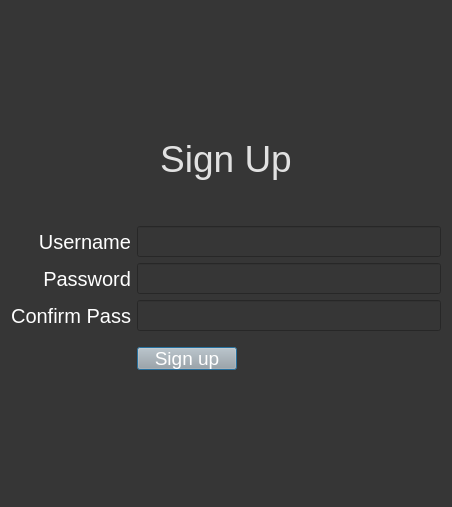
Old version of the form create_account.ui in the repository dorumeltei/capstone.
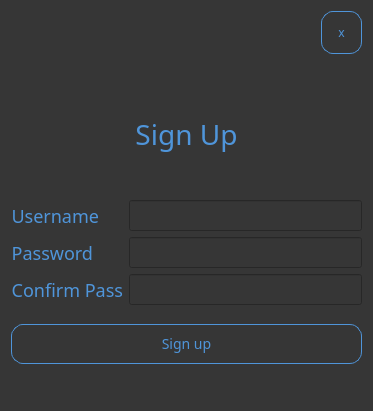
New version of the form.

```diff
--- a/create_account.ui
+++ b/create_account.ui
@@ -6,18 +6,71 @@
    <rect>
     <x>0</x>
     <y>0</y>
-    <width>452</width>
-    <height>507</height>
+    <width>373</width>
+    <height>411</height>
    </rect>
   </property>
   <property name="windowTitle">
    <string>Dialog</string>
   </property>
   <property name="styleSheet">
-   <string notr="true">background-color: rgb(54, 54, 54);</string>
+   <string notr="true">background-color: rgb(54, 54, 54);
+font-size:15pt; 
+color:rgb(255, 255, 255);
+
+</string>
   </property>
-  <layout class="QGridLayout" name="gridLayout">
-   <item row="0" column="1">
+  <layout class="QVBoxLayout" name="verticalLayout_3">
+   <item>
+    <layout class="QHBoxLayout" name="horizontalLayout">
+     <item>
+      <spacer name="horizontalSpacer">
+       <property name="orientation">
+        <enum>Qt::Horizontal</enum>
+       </property>
+       <property name="sizeHint" stdset="0">
+        <size>
+         <width>40</width>
+         <height>20</height>
+        </size>
+       </property>
+      </spacer>
+     </item>
+     <item>
+      <widget class="QToolButton" name="btn_window_close">
+       <property name="styleSheet">
+        <string notr="true">    overflow:hidden;
+    position:relative;
+    display:block;
+    width:36px;
+    height:38px;
+   border-radius: 12px;
+    line-height:40px;
+    border:1px solid #4F95DA;;
+    color:#4F95DA;
+    text-align:center;
+    text-decoration:none;
+    text-transform:uppercase;
+    font-size:12px;
+    font-family:oswald;
+</string>
+       </property>
+       <property name="text">
+        <string>x</string>
+       </property>
+       <property name="checkable">
+        <bool>false</bool>
+       </property>
+       <property name="autoRaise">
+        <bool>true</bool>
+       </property>
+      </widget>
+     </item>
+    </layout>
+   </item>
+   <item>
+    <layout class="QVBoxLayout" name="verticalLayout">
+     <item>
     <spacer name="verticalSpacer">
      <property name="orientation">
       <enum>Qt::Vertical</enum>
@@ -30,10 +83,24 @@
      </property>
     </spacer>
    </item>
-   <item row="1" column="0" colspan="2">
+     <item>
     <widget class="QLabel" name="label">
      <property name="styleSheet">
-      <string notr="true">color:rgb(225, 225, 225); font-size:28pt;</string>
+        <string notr="true">QLabel {
+    overflow:hidden;
+    position:relative;
+    display:block;
+    width:166px;
+    height:38px; 
+    line-height:40px;  
+    color:#4F95DA;
+    text-align:center;
+    text-decoration:none;
+    text-transform:uppercase;
+    font-size:28px;
+    font-family:oswald;
+}
+</string>
      </property>
      <property name="text">
       <string>Sign Up</string>
@@ -43,52 +110,7 @@
      </property>
     </widget>
    </item>
-   <item row="5" column="0">
-    <widget class="QLabel" name="lbl_confirm_pwd">
-     <property name="styleSheet">
-      <string notr="true">font-size:15pt; 
-color: rgb(255, 255, 255);</string>
-     </property>
-     <property name="text">
-      <string>Confirm Pass</string>
-     </property>
-     <property name="alignment">
-      <set>Qt::AlignRight|Qt::AlignTrailing|Qt::AlignVCenter</set>
-     </property>
-    </widget>
-   </item>
-   <item row="5" column="1">
-    <widget class="QLineEdit" name="input_confirm_pwd">
-     <property name="styleSheet">
-      <string notr="true">font-size:14pt; color:rgb(243, 243, 243)</string>
-     </property>
-     <property name="text">
-      <string/>
-     </property>
-    </widget>
-   </item>
-   <item row="4" column="0">
-    <widget class="QLabel" name="lbl_pwd">
-     <property name="styleSheet">
-      <string notr="true">font-size:15pt; 
-color: rgb(255, 255, 255);</string>
-     </property>
-     <property name="text">
-      <string>Password</string>
-     </property>
-     <property name="alignment">
-      <set>Qt::AlignRight|Qt::AlignTrailing|Qt::AlignVCenter</set>
-     </property>
-    </widget>
-   </item>
-   <item row="3" column="1">
-    <widget class="QLineEdit" name="input_username">
-     <property name="styleSheet">
-      <string notr="true">font-size:14pt; color:rgb(243, 243, 243)</string>
-     </property>
-    </widget>
-   </item>
-   <item row="2" column="1">
+     <item>
     <spacer name="verticalSpacer_2">
      <property name="orientation">
       <enum>Qt::Vertical</enum>
@@ -104,11 +126,28 @@
      </property>
     </spacer>
    </item>
-   <item row="3" column="0">
+    </layout>
+   </item>
+   <item>
+    <layout class="QFormLayout" name="formLayout">
+     <item row="0" column="0">
     <widget class="QLabel" name="lbl_username">
      <property name="styleSheet">
-      <string notr="true">font-size:15pt; 
-color: rgb(255, 255, 255);</string>
+        <string notr="true">QLabel {
+    overflow:hidden;
+    position:relative;
+    display:block;
+    width:166px;
+    height:38px; 
+    line-height:40px;  
+    color:#4F95DA;
+    text-align:center;
+    text-decoration:none;
+    text-transform:uppercase;
+    font-size:18px;
+    font-family:oswald;
+}
+</string>
      </property>
      <property name="text">
       <string>Username</string>
@@ -118,7 +157,41 @@
      </property>
     </widget>
    </item>
-   <item row="4" column="1">
+     <item row="0" column="1">
+      <widget class="QLineEdit" name="input_username">
+       <property name="styleSheet">
+        <string notr="true">font-size:14pt; color:rgb(243, 243, 243)</string>
+       </property>
+      </widget>
+     </item>
+     <item row="1" column="0">
+      <widget class="QLabel" name="lbl_pwd">
+       <property name="styleSheet">
+        <string notr="true">QLabel {
+    overflow:hidden;
+    position:relative;
+    display:block;
+    width:166px;
+    height:38px; 
+    line-height:40px;  
+    color:#4F95DA;
+    text-align:center;
+    text-decoration:none;
+    text-transform:uppercase;
+    font-size:18px;
+    font-family:oswald;
+}
+</string>
+       </property>
+       <property name="text">
+        <string>Password</string>
+       </property>
+       <property name="alignment">
+        <set>Qt::AlignRight|Qt::AlignTrailing|Qt::AlignVCenter</set>
+       </property>
+      </widget>
+     </item>
+     <item row="1" column="1">
     <widget class="QLineEdit" name="input_pwd">
      <property name="styleSheet">
       <string notr="true">font-size:14pt; color:rgb(243, 243, 243)</string>
@@ -128,7 +201,48 @@
      </property>
     </widget>
    </item>
-   <item row="6" column="1">
+     <item row="2" column="0">
+      <widget class="QLabel" name="lbl_confirm_pwd">
+       <property name="styleSheet">
+        <string notr="true">QLabel {
+    overflow:hidden;
+    position:relative;
+    display:block;
+    width:166px;
+    height:38px; 
+    line-height:40px;  
+    color:#4F95DA;
+    text-align:center;
+    text-decoration:none;
+    text-transform:uppercase;
+    font-size:18px;
+    font-family:oswald;
+}
+</string>
+       </property>
+       <property name="text">
+        <string>Confirm Pass</string>
+       </property>
+       <property name="alignment">
+        <set>Qt::AlignRight|Qt::AlignTrailing|Qt::AlignVCenter</set>
+       </property>
+      </widget>
+     </item>
+     <item row="2" column="1">
+      <widget class="QLineEdit" name="input_confirm_pwd">
+       <property name="styleSheet">
+        <string notr="true">font-size:14pt; color:rgb(243, 243, 243)</string>
+       </property>
+       <property name="text">
+        <string/>
+       </property>
+      </widget>
+     </item>
+    </layout>
+   </item>
+   <item>
+    <layout class="QVBoxLayout" name="verticalLayout_2">
+     <item>
     <spacer name="verticalSpacer_3">
      <property name="orientation">
       <enum>Qt::Vertical</enum>
@@ -139,12 +253,12 @@
      <property name="sizeHint" stdset="0">
       <size>
        <width>20</width>
-       <height>10</height>
+         <height>13</height>
       </size>
      </property>
     </spacer>
    </item>
-   <item row="7" column="1">
+     <item>
     <widget class="QPushButton" name="btn_sign_up">
      <property name="sizePolicy">
       <sizepolicy hsizetype="Minimum" vsizetype="Preferred">
@@ -152,17 +266,64 @@
        <verstretch>0</verstretch>
       </sizepolicy>
      </property>
-     <property name="maximumSize">
-      <size>
-       <width>100</width>
-       <height>23</height>
-      </size>
-     </property>
      <property name="layoutDirection">
       <enum>Qt::LeftToRight</enum>
      </property>
      <property name="styleSheet">
-      <string notr="true">background-color: rgb(167, 168, 167); font-size:14pt; color:rgb(255, 255, 255)</string>
+        <string notr="true">
+QPushButton {
+    overflow:hidden;
+    position:relative;
+    display:block;
+    width:166px;
+    height:38px;
+   border-radius: 12px;
+    line-height:40px;
+    border:1px solid #4F95DA;;
+    color:#4F95DA;
+    text-align:center;
+    text-decoration:none;
+    text-transform:uppercase;
+    font-size:14px;
+    font-family:oswald;
+}
+QPushButton span {
+    position:relative;
+    transition:color .25s ease-out;
+    -webkit-transition:color .5s ease-out;
+    -moz-transition:color .5s ease-out;
+}
+
+QPushButton:hover{
+    color:#fff;
+}
+QPushButton:hover {
+   position:absolute;
+    top:0;
+    left:0;
+    display:block;
+    width:100%;
+    height:100%;
+    background:#4F95DA;
+    border:1px solid transparent;
+   transform:scale(1,0);
+    -webkit-transform:scale(1,0);
+    -moz-transform:scale(1,0);
+    -ms-transform:scale(1,0);
+    transform-origin:center top;
+    -webkit-transform-origin:center top;
+    -moz-transform-origin:center top;
+    -ms-transform-origin:center top;
+   transition:all .2s ease-out;
+    -webkit-transition:all .2s ease-out;
+    -moz-transition:all .2s ease-out;
+}
+QPushButton:hover{
+   transform:scale(1,1);
+   -webkit-transform:scale(1,1);
+   -moz-transform:scale(1,1);
+   -ms-transform:scale(1,1);
+}</string>
      </property>
      <property name="text">
       <string>Sign up</string>
@@ -172,7 +333,7 @@
      </property>
     </widget>
    </item>
-   <item row="8" column="1">
+     <item>
     <spacer name="verticalSpacer_4">
      <property name="orientation">
       <enum>Qt::Vertical</enum>
@@ -184,6 +345,8 @@
       </size>
      </property>
     </spacer>
+     </item>
+    </layout>
    </item>
   </layout>
  </widget>
```
Lines whose indentation alone changed are shown as unchanged.
